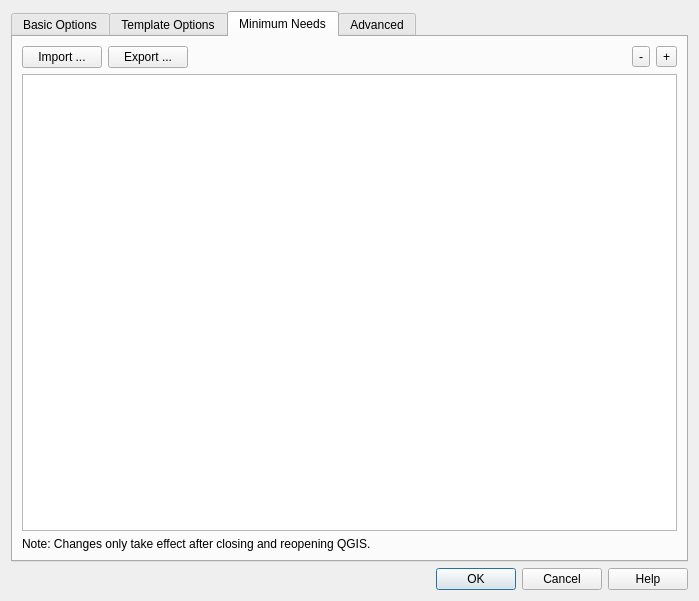
inasafe/inasafe, file safe_qgis/ui/options_dialog_base.ui: the form before one commit.
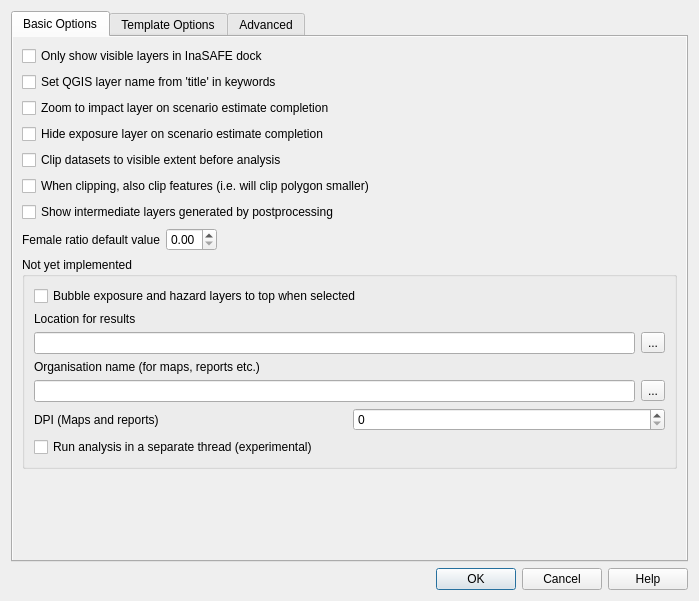
The form after the commit. The open tabs and pages were chosen to show the change. Icons and pictures are not drawn.

Commit message: Removed the minimum_needs tab from the options dialog

```diff
--- a/safe_qgis/ui/options_dialog_base.ui
+++ b/safe_qgis/ui/options_dialog_base.ui
@@ -424,72 +424,6 @@
        </item>
       </layout>
      </widget>
-     <widget class="QWidget" name="tab">
-      <attribute name="title">
-       <string>Minimum Needs</string>
-      </attribute>
-      <layout class="QGridLayout" name="gridLayout_7">
-       <item row="0" column="0">
-        <layout class="QGridLayout" name="gridLayout_5">
-         <item row="0" column="0">
-          <layout class="QGridLayout" name="gridLayout_2">
-           <item row="0" column="0">
-            <widget class="QPushButton" name="import_button">
-             <property name="text">
-              <string>Import ...</string>
-             </property>
-            </widget>
-           </item>
-           <item row="0" column="1">
-            <widget class="QPushButton" name="export_button">
-             <property name="text">
-              <string>Export ...</string>
-             </property>
-            </widget>
-           </item>
-           <item row="0" column="2">
-            <spacer name="horizontalSpacer_2">
-             <property name="orientation">
-              <enum>Qt::Horizontal</enum>
-             </property>
-             <property name="sizeHint" stdset="0">
-              <size>
-               <width>40</width>
-               <height>20</height>
-              </size>
-             </property>
-            </spacer>
-           </item>
-           <item row="0" column="3">
-            <widget class="QToolButton" name="remove_button">
-             <property name="text">
-              <string>-</string>
-             </property>
-            </widget>
-           </item>
-           <item row="0" column="4">
-            <widget class="QToolButton" name="add_button">
-             <property name="text">
-              <string>+</string>
-             </property>
-            </widget>
-           </item>
-          </layout>
-         </item>
-         <item row="1" column="0">
-          <widget class="QTableWidget" name="minimum_needs_table"/>
-         </item>
-        </layout>
-       </item>
-       <item row="1" column="0">
-        <widget class="QLabel" name="label_2">
-         <property name="text">
-          <string>Note: Changes only take effect after closing and reopening QGIS.</string>
-         </property>
-        </widget>
-       </item>
-      </layout>
-     </widget>
      <widget class="QWidget" name="tab_advanced">
       <attribute name="title">
        <string>Advanced</string>
```
Left out of the diff: 32 changed lines with no effect on the pictures. The commit also changes 2 other files.
